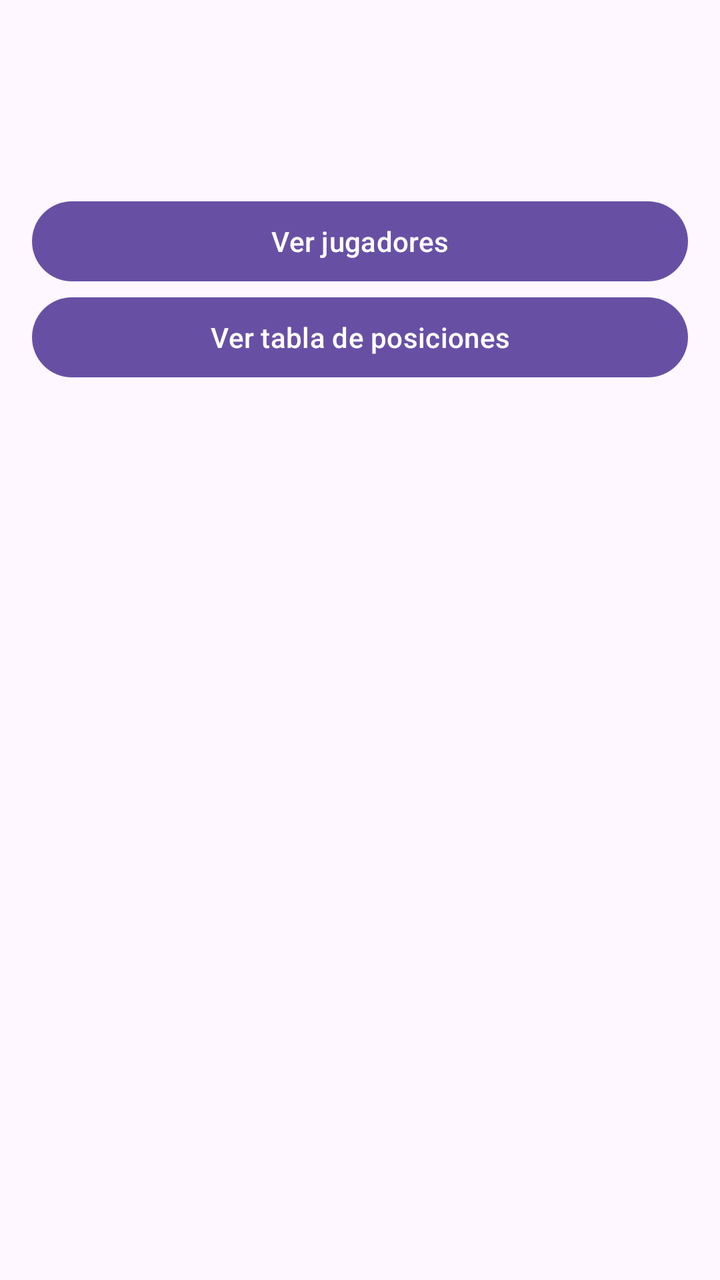
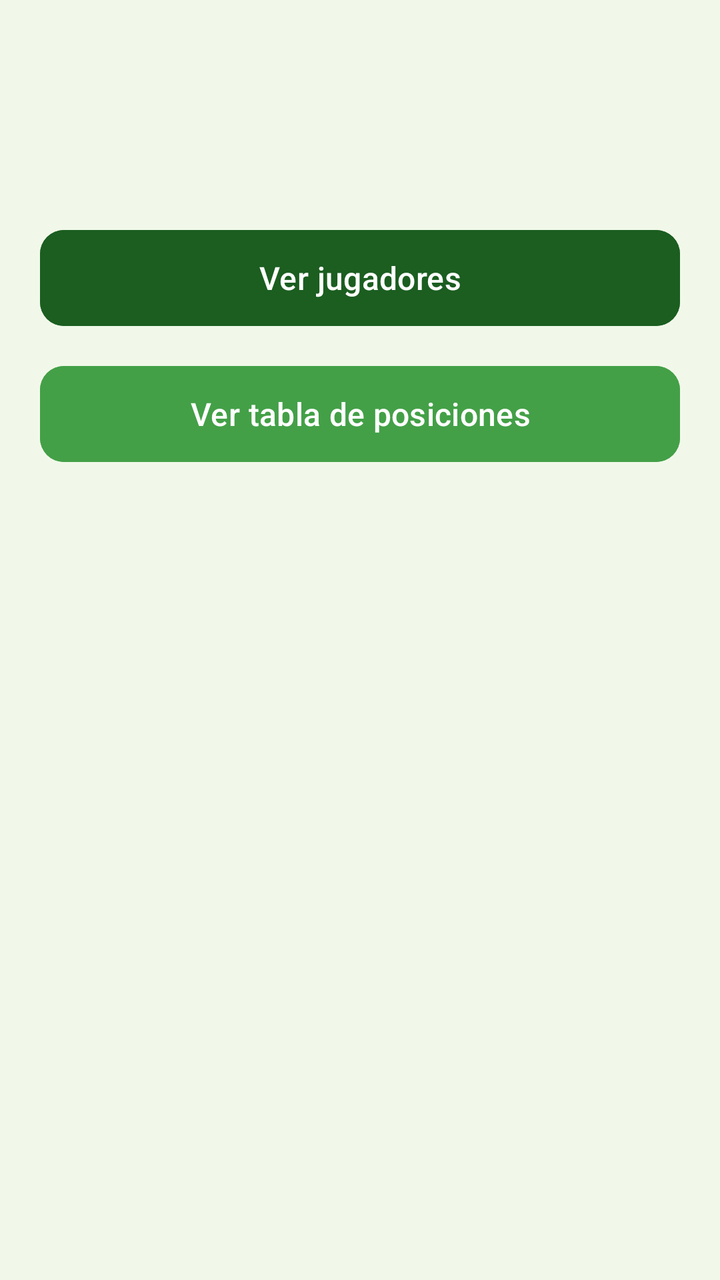

Before-and-after screenshots of an Android layout around one commit, followed by the original layout XML and the change that was made.
<!-- AndroidManifest.xml: application theme Theme.FutbolApp -->
<!-- res/layout/activity_team.xml -->
<?xml version="1.0" encoding="utf-8"?>
<LinearLayout xmlns:android="http://schemas.android.com/apk/res/android"
    android:id="@+id/main"
    android:layout_width="match_parent"
    android:layout_height="match_parent"
    android:orientation="vertical"
    android:padding="16dp">

    <TextView
        android:id="@+id/tvNombre"
        android:layout_width="match_parent"
        android:layout_height="wrap_content"
        android:textSize="26sp"
        android:textStyle="bold" />

    <TextView
        android:id="@+id/tvLiga"
        android:layout_width="match_parent"
        android:layout_height="wrap_content"
        android:paddingBottom="24dp"
        android:textSize="16sp" />

    <Button
        android:id="@+id/btnJugadores"
        android:layout_width="match_parent"
        android:layout_height="wrap_content"
        android:text="Ver jugadores" />

    <Button
        android:id="@+id/btnTabla"
        android:layout_width="match_parent"
        android:layout_height="wrap_content"
        android:text="Ver tabla de posiciones" />
</LinearLayout>
<!-- resources referenced by this layout -->
<resources>
  <style name="Theme.FutbolApp" parent="Base.Theme.FutbolApp" />
  <style name="Base.Theme.FutbolApp" parent="Theme.Material3.DayNight.NoActionBar">
          
          
      </style>
</resources>

<!-- the commit's change to res/layout/activity_team.xml (unified diff, before → after) -->
@@ -1,34 +1,55 @@
 <?xml version="1.0" encoding="utf-8"?>
 <LinearLayout xmlns:android="http://schemas.android.com/apk/res/android"
+    xmlns:app="http://schemas.android.com/apk/res-auto"
     android:id="@+id/main"
     android:layout_width="match_parent"
     android:layout_height="match_parent"
-    android:orientation="vertical"
-    android:padding="16dp">
+    android:background="@color/fondo"
+    android:orientation="vertical">
 
-    <TextView
-        android:id="@+id/tvNombre"
+    <LinearLayout
         android:layout_width="match_parent"
-        android:layout_height="wrap_content"
-        android:textSize="26sp"
-        android:textStyle="bold" />
+        android:layout_height="match_parent"
+        android:orientation="vertical"
+        android:padding="20dp">
 
-    <TextView
-        android:id="@+id/tvLiga"
-        android:layout_width="match_parent"
-        android:layout_height="wrap_content"
-        android:paddingBottom="24dp"
-        android:textSize="16sp" />
+        <TextView
+            android:id="@+id/tvNombre"
+            android:layout_width="match_parent"
+            android:layout_height="wrap_content"
+            android:textColor="@color/verde_oscuro"
+            android:textSize="28sp"
+            android:textStyle="bold" />
 
-    <Button
-        android:id="@+id/btnJugadores"
-        android:layout_width="match_parent"
-        android:layout_height="wrap_content"
-        android:text="Ver jugadores" />
+        <TextView
+            android:id="@+id/tvLiga"
+            android:layout_width="match_parent"
+            android:layout_height="wrap_content"
+            android:paddingBottom="32dp"
+            android:textColor="#37474F"
+            android:textSize="16sp" />
 
-    <Button
-        android:id="@+id/btnTabla"
-        android:layout_width="match_parent"
-        android:layout_height="wrap_content"
-        android:text="Ver tabla de posiciones" />
+        <Button
+            android:id="@+id/btnJugadores"
+            android:layout_width="match_parent"
+            android:layout_height="56dp"
+            android:backgroundTint="@color/verde_oscuro"
+            android:text="Ver jugadores"
+            android:textAllCaps="false"
+            android:textColor="#FFFFFF"
+            android:textSize="16sp"
+            app:cornerRadius="12dp" />
+
+        <Button
+            android:id="@+id/btnTabla"
+            android:layout_width="match_parent"
+            android:layout_height="56dp"
+            android:layout_marginTop="12dp"
+            android:backgroundTint="@color/verde"
+            android:text="Ver tabla de posiciones"
+            android:textAllCaps="false"
+            android:textColor="#FFFFFF"
+            android:textSize="16sp"
+            app:cornerRadius="12dp" />
+    </LinearLayout>
 </LinearLayout>
<!-- resource entries referenced after the edit -->
@@ -1,9 +1,14 @@
 <!-- resources referenced by this layout -->
 <resources>
+  <color name="fondo">#F1F8E9</color>
+  <color name="verde">#43A047</color>
+  <color name="verde_oscuro">#1B5E20</color>
   <style name="Theme.FutbolApp" parent="Base.Theme.FutbolApp" />
   <style name="Base.Theme.FutbolApp" parent="Theme.Material3.DayNight.NoActionBar">
-          
-          
+          <item name="colorPrimary">@color/verde_oscuro</item>
+          <item name="colorOnPrimary">#FFFFFF</item>
+          <item name="colorSecondary">@color/verde</item>
+          <item name="colorOnSecondary">#FFFFFF</item>
       </style>
 </resources>
 
